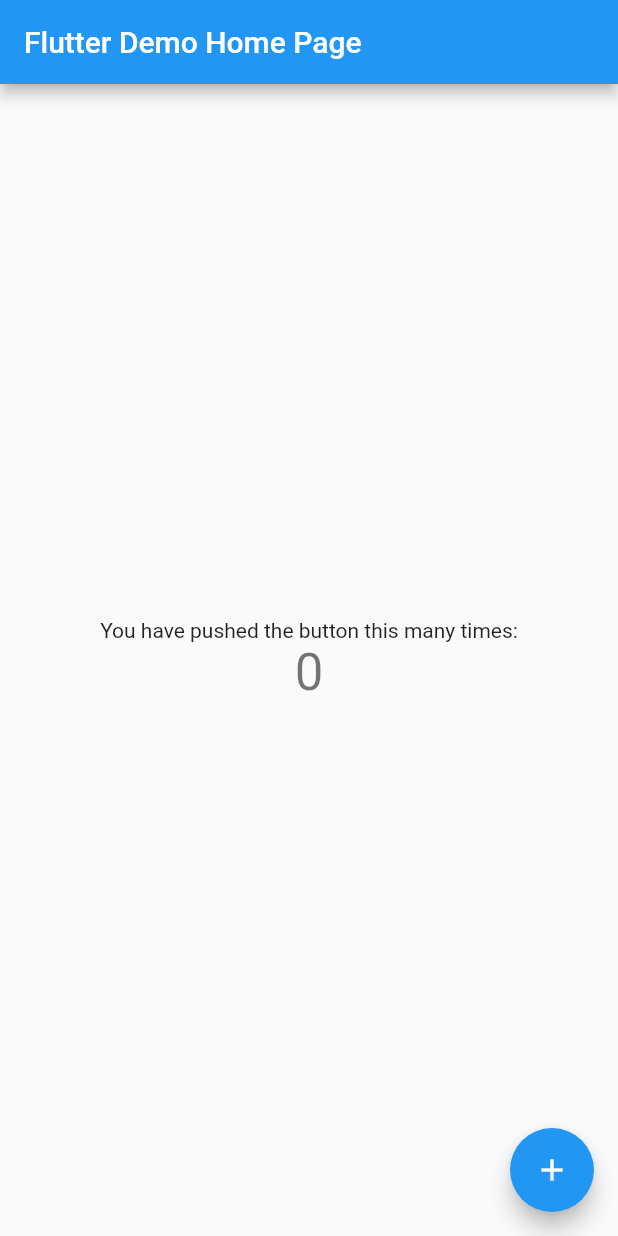
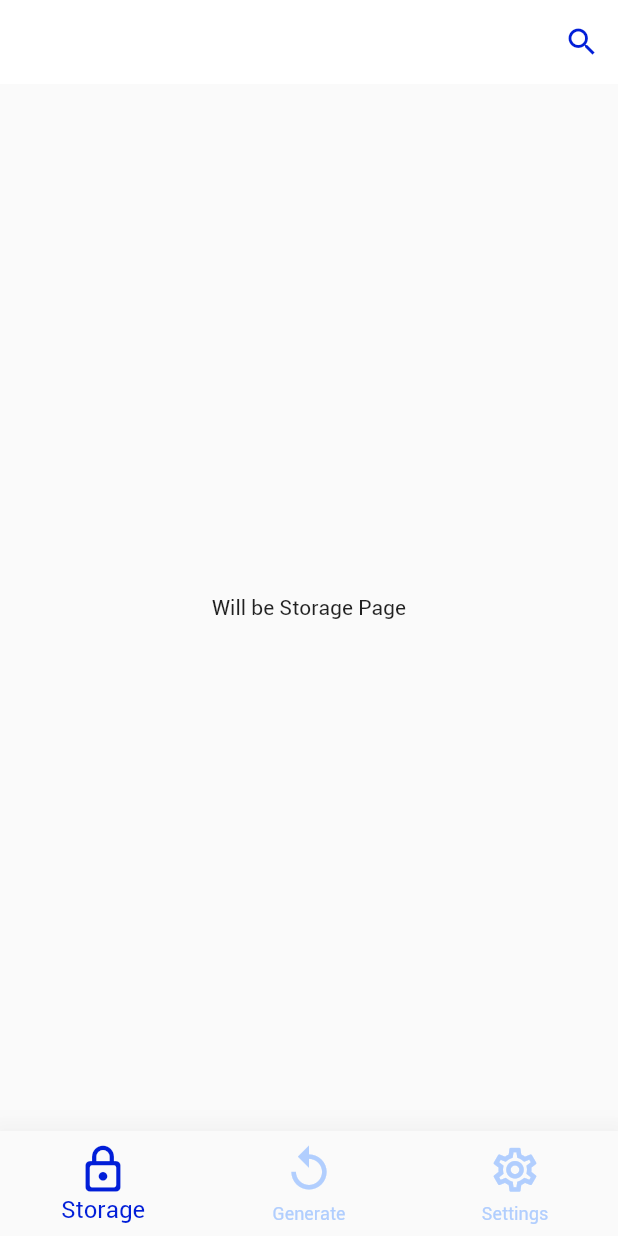
Before and after one commit to sametakbal/password-manager, a Flutter app: the screen it shows after launch, on a phone screen of 412 x 824 dp. Run offline on Flutter 3.47's test engine with Material 2 defaults, Android fonts, the phone set to English and light mode, and no system bars.

Commit message:
AppPage Create

```diff
--- a/lib/main.dart
+++ b/lib/main.dart
@@ -1,117 +1,20 @@
 import 'package:flutter/material.dart';
+import 'package:password_manager/pages/app_page.dart';
 
 void main() {
-  runApp(MyApp());
+  runApp(App());
 }
 
-class MyApp extends StatelessWidget {
-  // This widget is the root of your application.
+class App extends StatelessWidget {
   @override
   Widget build(BuildContext context) {
     return MaterialApp(
-      title: 'Flutter Demo',
+      debugShowCheckedModeBanner: false,
       theme: ThemeData(
-        // This is the theme of your application.
-        //
-        // Try running your application with "flutter run". You'll see the
-        // application has a blue toolbar. Then, without quitting the app, try
-        // changing the primarySwatch below to Colors.green and then invoke
-        // "hot reload" (press "r" in the console where you ran "flutter run",
-        // or simply save your changes to "hot reload" in a Flutter IDE).
-        // Notice that the counter didn't reset back to zero; the application
-        // is not restarted.
         primarySwatch: Colors.blue,
-        // This makes the visual density adapt to the platform that you run
-        // the app on. For desktop platforms, the controls will be smaller and
-        // closer together (more dense) than on mobile platforms.
         visualDensity: VisualDensity.adaptivePlatformDensity,
       ),
-      home: MyHomePage(title: 'Flutter Demo Home Page'),
+      home: AppPage(),
     );
   }
 }
-
-class MyHomePage extends StatefulWidget {
-  MyHomePage({Key key, this.title}) : super(key: key);
-
-  // This widget is the home page of your application. It is stateful, meaning
-  // that it has a State object (defined below) that contains fields that affect
-  // how it looks.
-
-  // This class is the configuration for the state. It holds the values (in this
-  // case the title) provided by the parent (in this case the App widget) and
-  // used by the build method of the State. Fields in a Widget subclass are
-  // always marked "final".
-
-  final String title;
-
-  @override
-  _MyHomePageState createState() => _MyHomePageState();
-}
-
-class _MyHomePageState extends State<MyHomePage> {
-  int _counter = 0;
-
-  void _incrementCounter() {
-    setState(() {
-      // This call to setState tells the Flutter framework that something has
-      // changed in this State, which causes it to rerun the build method below
-      // so that the display can reflect the updated values. If we changed
-      // _counter without calling setState(), then the build method would not be
-      // called again, and so nothing would appear to happen.
-      _counter++;
-    });
-  }
-
-  @override
-  Widget build(BuildContext context) {
-    // This method is rerun every time setState is called, for instance as done
-    // by the _incrementCounter method above.
-    //
-    // The Flutter framework has been optimized to make rerunning build methods
-    // fast, so that you can just rebuild anything that needs updating rather
-    // than having to individually change instances of widgets.
-    return Scaffold(
-      appBar: AppBar(
-        // Here we take the value from the MyHomePage object that was created by
-        // the App.build method, and use it to set our appbar title.
-        title: Text(widget.title),
-      ),
-      body: Center(
-        // Center is a layout widget. It takes a single child and positions it
-        // in the middle of the parent.
-        child: Column(
-          // Column is also a layout widget. It takes a list of children and
-          // arranges them vertically. By default, it sizes itself to fit its
-          // children horizontally, and tries to be as tall as its parent.
-          //
-          // Invoke "debug painting" (press "p" in the console, choose the
-          // "Toggle Debug Paint" action from the Flutter Inspector in Android
-          // Studio, or the "Toggle Debug Paint" command in Visual Studio Code)
-          // to see the wireframe for each widget.
-          //
-          // Column has various properties to control how it sizes itself and
-          // how it positions its children. Here we use mainAxisAlignment to
-          // center the children vertically; the main axis here is the vertical
-          // axis because Columns are vertical (the cross axis would be
-          // horizontal).
-          mainAxisAlignment: MainAxisAlignment.center,
-          children: <Widget>[
-            Text(
-              'You have pushed the button this many times:',
-            ),
-            Text(
-              '$_counter',
-              style: Theme.of(context).textTheme.headline4,
-            ),
-          ],
-        ),
-      ),
-      floatingActionButton: FloatingActionButton(
-        onPressed: _incrementCounter,
-        tooltip: 'Increment',
-        child: Icon(Icons.add),
-      ), // This trailing comma makes auto-formatting nicer for build methods.
-    );
-  }
-}
--- /dev/null
+++ b/lib/pages/app_page.dart
@@ -0,0 +1,72 @@
+import 'package:flutter/material.dart';
+
+import 'package:password_manager/pages/generate_page.dart';
+import 'package:password_manager/pages/settings_page.dart';
+import 'package:password_manager/pages/storage_page.dart';
+
+class AppPage extends StatefulWidget {
+  @override
+  _AppPageState createState() => _AppPageState();
+}
+
+class _AppPageState extends State<AppPage> {
+  int _selectedIndex = 0;
+
+  TextStyle optionStyle = TextStyle(
+      fontSize: 30, fontWeight: FontWeight.bold, fontFamily: 'Roboto');
+
+  List<Widget> _widgetOptions = <Widget>[
+    StoragePage(),
+    GeneratePage(),
+    SettingsPage()
+  ];
+
+  void _onItemTapped(int index) {
+    setState(() {
+      _selectedIndex = index;
+    });
+  }
+
+  @override
+  Widget build(BuildContext context) {
+    return Scaffold(
+      appBar: AppBar(
+        backgroundColor: Colors.white,
+        bottomOpacity: 0.0,
+        elevation: 0.0,
+        actions: [
+          Padding(
+            padding: const EdgeInsets.all(12.0),
+            child: Icon(
+              Icons.search,
+              color: Color(0xff011ED8),
+            ),
+          )
+        ],
+      ),
+      body: Center(
+        child: _widgetOptions.elementAt(_selectedIndex),
+      ),
+      bottomNavigationBar: BottomNavigationBar(
+        items: [
+          BottomNavigationBarItem(
+              icon: Icon(
+                Icons.lock_outline_rounded,
+              ),
+              label: 'Storage'),
+          BottomNavigationBarItem(icon: Icon(Icons.replay), label: 'Generate'),
+          BottomNavigationBarItem(
+              icon: Icon(Icons.settings_outlined), label: 'Settings'),
+        ],
+        elevation: 20.0,
+        iconSize: 35.0,
+        currentIndex: _selectedIndex,
+        selectedItemColor: Color(0xff011ED8),
+        unselectedItemColor: Color(0xffb1cefe),
+        selectedFontSize: 16.0,
+        onTap: _onItemTapped,
+        selectedLabelStyle: TextStyle(fontFamily: 'Roboto'),
+      ),
+    );
+  }
+}
--- /dev/null
+++ b/lib/pages/generate_page.dart
@@ -0,0 +1,15 @@
+import 'package:flutter/material.dart';
+
+class GeneratePage extends StatefulWidget {
+  @override
+  _GeneratePageState createState() => _GeneratePageState();
+}
+
+class _GeneratePageState extends State<GeneratePage> {
+  @override
+  Widget build(BuildContext context) {
+    return Center(
+      child: Text('Will be Generator Page'),
+    );
+  }
+}
--- /dev/null
+++ b/lib/pages/settings_page.dart
@@ -0,0 +1,15 @@
+import 'package:flutter/material.dart';
+
+class SettingsPage extends StatefulWidget {
+  @override
+  _SettingsPageState createState() => _SettingsPageState();
+}
+
+class _SettingsPageState extends State<SettingsPage> {
+  @override
+  Widget build(BuildContext context) {
+    return Center(
+      child: Text('Will be Settings Page'),
+    );
+  }
+}
--- /dev/null
+++ b/lib/pages/storage_page.dart
@@ -0,0 +1,15 @@
+import 'package:flutter/material.dart';
+
+class StoragePage extends StatefulWidget {
+  @override
+  _StoragePageState createState() => _StoragePageState();
+}
+
+class _StoragePageState extends State<StoragePage> {
+  @override
+  Widget build(BuildContext context) {
+    return Center(
+      child: Text('Will be Storage Page'),
+    );
+  }
+}
```
Also changed, not shown: pubspec.yaml (+4 -6 lines), fonts/Roboto-Thin.ttf (added), fonts/roboto-regular.ttf (added), 1 other file.
